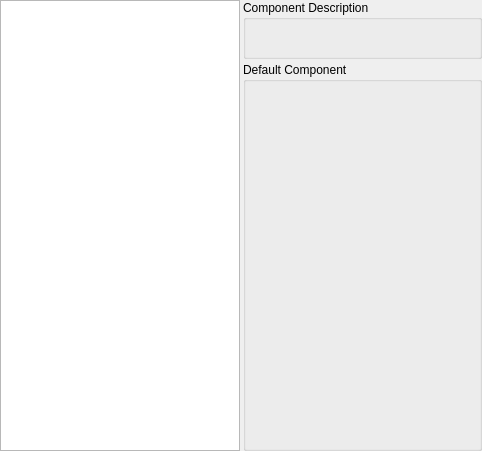
KDE/kde-runtime, file kcontrol/componentchooser/componentchooser_ui.ui: the form before one commit.
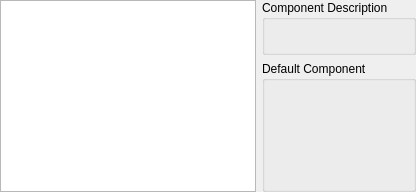
The form after the commit. Custom widgets are drawn as their Qt base class.

Patch:
```diff
--- a/kcontrol/componentchooser/componentchooser_ui.ui
+++ b/kcontrol/componentchooser/componentchooser_ui.ui
@@ -3,82 +3,41 @@
   <comment></comment>
   <exportmacro></exportmacro>
   <class>ComponentChooser_UI</class>
-  <widget class="QWidget" name="ComponentChooser_UI" >
-    <property name="geometry" >
-      <rect>
-        <x>0</x>
-        <y>0</y>
-        <width>482</width>
-        <height>451</height>
-      </rect>
-    </property>
-    <property name="sizePolicy" >
-      <sizepolicy>
-        <hsizetype>5</hsizetype>
-        <vsizetype>5</vsizetype>
-        <horstretch>0</horstretch>
-        <verstretch>0</verstretch>
-      </sizepolicy>
-    </property>
-    <layout class="QGridLayout" >
-      <property name="margin" >
+ <widget class="QWidget" name="ComponentChooser_UI">
+  <layout class="QGridLayout">
+   <property name="margin">
         <number>0</number>
       </property>
-      <item row="1" column="1" >
-        <widget class="QGroupBox" name="GroupBox1" >
-          <property name="sizePolicy" >
-            <sizepolicy>
-              <hsizetype>1</hsizetype>
-              <vsizetype>1</vsizetype>
-              <horstretch>1</horstretch>
-              <verstretch>0</verstretch>
-            </sizepolicy>
-          </property>
-          <property name="title" >
-            <string>Default Component</string>
-          </property>
-          <property name="whatsThis" stdset="0" >
+   <item row="1" column="1">
+    <widget class="QGroupBox" name="GroupBox1">
+     <property name="whatsThis">
             <string>Here you can change the component program. Components are programs that handle basic tasks, like the terminal emulator, the text editor and the email client. Different KDE applications sometimes need to invoke a console emulator, send a mail or display some text. To do so consistently, these applications always call the same components. You can choose here which programs these components are.</string>
           </property>
-          <layout class="QVBoxLayout" >
-            <property name="margin" >
-              <number>11</number>
-            </property>
+     <property name="title">
+      <string>Default Component</string>
+     </property>
+     <layout class="QVBoxLayout">
             <item>
               <widget class="QStackedWidget" name="configContainer" />
             </item>
           </layout>
         </widget>
       </item>
-      <item row="0" column="1" >
-        <widget class="QGroupBox" name="GroupBox2" >
-          <property name="sizePolicy" >
-            <sizepolicy>
-              <hsizetype>1</hsizetype>
-              <vsizetype>1</vsizetype>
-              <horstretch>0</horstretch>
-              <verstretch>0</verstretch>
-            </sizepolicy>
-          </property>
-          <property name="title" >
-            <string>Component Description</string>
-          </property>
-          <property name="whatsThis" stdset="0" >
+   <item row="0" column="1">
+    <widget class="QGroupBox" name="GroupBox2">
+     <property name="whatsThis">
             <string>Here you can read a small description of the currently selected component. To change the selected component, click on the list to the left. To change the component program,  please choose it below.</string>
           </property>
-          <layout class="QVBoxLayout" >
-            <property name="margin" >
-              <number>11</number>
-            </property>
+     <property name="title">
+      <string>Component Description</string>
+     </property>
+     <layout class="QVBoxLayout">
             <item>
-              <widget class="QLabel" name="ComponentDescription" >
-                <property name="text" >
-                  <string/>
-                </property>
-                <property name="alignment" >
-                  <set>Qt::AlignTop</set>
-                </property>
-                <property name="wordWrap" >
+       <widget class="QLabel" name="ComponentDescription">
+        <property name="alignment">
+         <set>Qt::AlignLeading|Qt::AlignLeft|Qt::AlignTop</set>
+        </property>
+        <property name="wordWrap">
                   <bool>true</bool>
                 </property>
               </widget>
@@ -86,31 +45,21 @@
           </layout>
         </widget>
       </item>
-      <item rowspan="2" row="0" column="0" colspan="1" >
-        <widget class="KListWidget" name="ServiceChooser" >
-          <property name="sizePolicy" >
-            <sizepolicy>
-              <hsizetype>5</hsizetype>
-              <vsizetype>3</vsizetype>
-              <horstretch>1</horstretch>
-              <verstretch>0</verstretch>
-            </sizepolicy>
-          </property>
-          <property name="currentRow" >
-            <number>-1</number>
-          </property>
-          <property name="whatsThis" stdset="0" >
-            <string>&lt;qt>
-&lt;p>This list shows the configurable component types. Click the component you want to configure.&lt;/p>
-&lt;p>In this dialog you can change KDE default components. Components are programs that handle basic tasks, like the terminal emulator, the text editor and the email client. Different KDE applications sometimes need to invoke a console emulator, send a mail or display some text. To do so consistently, these applications always call the same components. Here you can select which programs these components are.&lt;/p>
-&lt;/qt></string>
-          </property>
+   <item row="0" column="0" rowspan="2">
+    <widget class="KListWidget" name="ServiceChooser">
+     <property name="whatsThis">
+      <string>&lt;qt&gt;
+&lt;p&gt;This list shows the configurable component types. Click the component you want to configure.&lt;/p&gt;
+&lt;p&gt;In this dialog you can change KDE default components. Components are programs that handle basic tasks, like the terminal emulator, the text editor and the email client. Different KDE applications sometimes need to invoke a console emulator, send a mail or display some text. To do so consistently, these applications always call the same components. Here you can select which programs these components are.&lt;/p&gt;
+&lt;/qt&gt;</string>
+     </property>
+     <property name="uniformItemSizes">
+      <bool>true</bool>
+     </property>
         </widget>
       </item>
     </layout>
   </widget>
-  <layoutdefault spacing="3" margin="6" />
-  <layoutfunction spacing="KDialog::spacingHint" margin="KDialog::marginHint" />
   <customwidgets>
     <customwidget>
       <class>KListWidget</class>
```
Left out of the diff: 19 changed lines with no effect on the pictures. Lines whose indentation alone changed are shown as unchanged.
